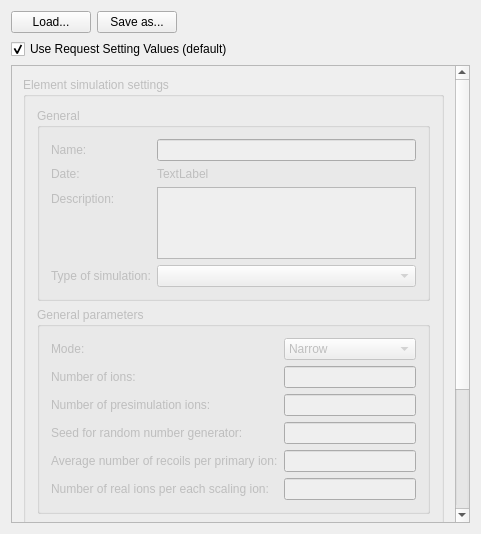
JYU-IBA/potku, file ui_files/ui_element_simulation_settings.ui: the form before one commit.
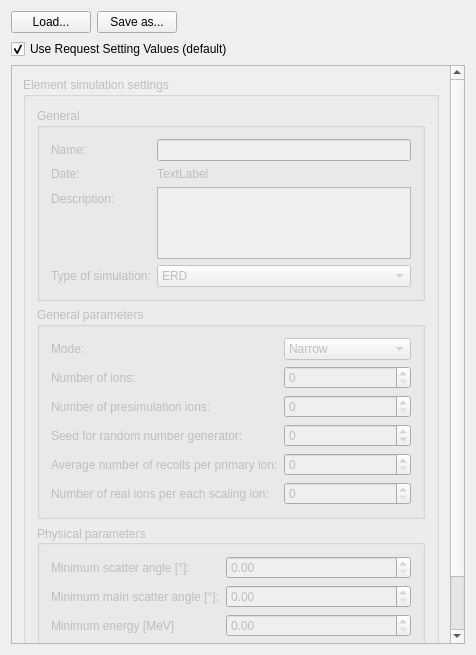
The form after the commit.

Commit message: Element simulation settings are now finished except for using request-wide default settings.

What changed in the file:
```diff
--- a/ui_files/ui_element_simulation_settings.ui
+++ b/ui_files/ui_element_simulation_settings.ui
@@ -9,8 +9,8 @@
    <rect>
     <x>0</x>
     <y>0</y>
-    <width>481</width>
-    <height>534</height>
+    <width>476</width>
+    <height>655</height>
    </rect>
   </property>
   <property name="sizePolicy">
@@ -72,8 +72,8 @@
        <rect>
         <x>0</x>
         <y>0</y>
-        <width>444</width>
-        <height>573</height>
+        <width>456</width>
+        <height>576</height>
        </rect>
       </property>
       <layout class="QVBoxLayout" name="verticalLayout_2">
@@ -256,6 +256,16 @@
                  <property name="layoutDirection">
                   <enum>Qt::LeftToRight</enum>
                  </property>
+                 <item>
+                  <property name="text">
+                   <string>ERD</string>
+                  </property>
+                 </item>
+                 <item>
+                  <property name="text">
+                   <string>RBS</string>
+                  </property>
+                 </item>
                 </widget>
                </item>
               </layout>
@@ -350,28 +360,6 @@
                  </property>
                 </widget>
                </item>
-               <item row="1" column="1">
-                <widget class="QLineEdit" name="noOfIonsLineEdit">
-                 <property name="sizePolicy">
-                  <sizepolicy hsizetype="Expanding" vsizetype="Fixed">
-                   <horstretch>0</horstretch>
-                   <verstretch>0</verstretch>
-                  </sizepolicy>
-                 </property>
-                 <property name="minimumSize">
-                  <size>
-                   <width>0</width>
-                   <height>0</height>
-                  </size>
-                 </property>
-                 <property name="maximumSize">
-                  <size>
-                   <width>16777215</width>
-                   <height>16777215</height>
-                  </size>
-                 </property>
-                </widget>
-               </item>
                <item row="2" column="0">
                 <widget class="QLabel" name="numberOfPresimuIonsLabel_2">
                  <property name="sizePolicy">
@@ -410,28 +398,6 @@
                  </property>
                 </widget>
                </item>
-               <item row="3" column="1">
-                <widget class="QLineEdit" name="seedLineEdit">
-                 <property name="sizePolicy">
-                  <sizepolicy hsizetype="Expanding" vsizetype="Fixed">
-                   <horstretch>0</horstretch>
-                   <verstretch>0</verstretch>
-                  </sizepolicy>
-                 </property>
-                 <property name="minimumSize">
-                  <size>
-                   <width>0</width>
-                   <height>0</height>
-                  </size>
-                 </property>
-                 <property name="maximumSize">
-                  <size>
-                   <width>16777215</width>
-                   <height>16777215</height>
-                  </size>
-                 </property>
-                </widget>
-               </item>
                <item row="4" column="0">
                 <widget class="QLabel" name="averageNumberOfRecoilsLabel_2">
                  <property name="sizePolicy">
@@ -451,28 +417,6 @@
                  </property>
                 </widget>
                </item>
-               <item row="4" column="1">
-                <widget class="QLineEdit" name="noOfRecoilsLineEdit">
-                 <property name="sizePolicy">
-                  <sizepolicy hsizetype="Expanding" vsizetype="Fixed">
-                   <horstretch>0</horstretch>
-                   <verstretch>0</verstretch>
-                  </sizepolicy>
-                 </property>
-                 <property name="minimumSize">
-                  <size>
-                   <width>0</width>
-                   <height>0</height>
-                  </size>
-                 </property>
-                 <property name="maximumSize">
-                  <size>
-                   <width>16777215</width>
-                   <height>16777215</height>
-                  </size>
-                 </property>
-                </widget>
-               </item>
                <item row="5" column="0">
                 <widget class="QLabel" name="numberOfRealIonsLabel_2">
                  <property name="sizePolicy">
@@ -492,47 +436,47 @@
                  </property>
                 </widget>
                </item>
+               <item row="1" column="1">
+                <widget class="QSpinBox" name="numberOfIonsSpinBox">
+                 <property name="maximum">
+                  <number>999999999</number>
+                 </property>
+                 <property name="singleStep">
+                  <number>100000</number>
+                 </property>
+                </widget>
+               </item>
+               <item row="2" column="1">
+                <widget class="QSpinBox" name="numberOfPreIonsSpinBox">
+                 <property name="maximum">
+                  <number>999999999</number>
+                 </property>
+                 <property name="singleStep">
+                  <number>10000</number>
+                 </property>
+                </widget>
+               </item>
+               <item row="3" column="1">
+                <widget class="QSpinBox" name="seedSpinBox">
+                 <property name="minimum">
+                  <number>-999999999</number>
+                 </property>
+                 <property name="maximum">
+                  <number>999999999</number>
+                 </property>
+                </widget>
+               </item>
+               <item row="4" column="1">
+                <widget class="QSpinBox" name="numberOfRecoilsSpinBox">
+                 <property name="maximum">
+                  <number>999999999</number>
+                 </property>
+                </widget>
+               </item>
                <item row="5" column="1">
-                <widget class="QLineEdit" name="noOfScalingLineEdit">
-                 <property name="sizePolicy">
-                  <sizepolicy hsizetype="Expanding" vsizetype="Fixed">
-                   <horstretch>0</horstretch>
-                   <verstretch>0</verstretch>
-                  </sizepolicy>
-                 </property>
-                 <property name="minimumSize">
-                  <size>
-                   <width>0</width>
-                   <height>0</height>
-                  </size>
-                 </property>
-                 <property name="maximumSize">
-                  <size>
-                   <width>16777215</width>
-                   <height>16777215</height>
-                  </size>
-                 </property>
-                </widget>
-               </item>
-               <item row="2" column="1">
-                <widget class="QLineEdit" name="noOfPreionsLineEdit">
-                 <property name="sizePolicy">
-                  <sizepolicy hsizetype="Expanding" vsizetype="Fixed">
-                   <horstretch>0</horstretch>
-                   <verstretch>0</verstretch>
-                  </sizepolicy>
-                 </property>
-                 <property name="minimumSize">
-                  <size>
-                   <width>0</width>
-                   <height>0</height>
-                  </size>
-                 </property>
-                 <property name="maximumSize">
-                  <size>
-                   <width>16777215</width>
-                   <height>16777215</height>
-                  </size>
+                <widget class="QSpinBox" name="numberOfScalingIonsSpinBox">
+                 <property name="maximum">
+                  <number>999999999</number>
                  </property>
                 </widget>
                </item>
@@ -558,141 +502,51 @@
             <property name="flat">
              <bool>false</bool>
             </property>
-            <layout class="QVBoxLayout" name="verticalLayout_3">
-             <item>
-              <layout class="QHBoxLayout" name="targetAngleLayout_3">
-               <item>
-                <widget class="QLabel" name="targetAngleLabel_3">
-                 <property name="sizePolicy">
-                  <sizepolicy hsizetype="Preferred" vsizetype="Preferred">
-                   <horstretch>0</horstretch>
-                   <verstretch>0</verstretch>
-                  </sizepolicy>
-                 </property>
-                 <property name="minimumSize">
-                  <size>
-                   <width>0</width>
-                   <height>0</height>
-                  </size>
-                 </property>
-                 <property name="text">
-                  <string>Minimum scatter angle [°]:</string>
-                 </property>
-                </widget>
-               </item>
-               <item>
-                <widget class="QLineEdit" name="scatterLineEdit">
-                 <property name="sizePolicy">
-                  <sizepolicy hsizetype="Preferred" vsizetype="Fixed">
-                   <horstretch>0</horstretch>
-                   <verstretch>0</verstretch>
-                  </sizepolicy>
-                 </property>
-                 <property name="minimumSize">
-                  <size>
-                   <width>0</width>
-                   <height>0</height>
-                  </size>
-                 </property>
-                 <property name="maximumSize">
-                  <size>
-                   <width>16777215</width>
-                   <height>16777215</height>
-                  </size>
-                 </property>
-                </widget>
-               </item>
-              </layout>
+            <layout class="QFormLayout" name="formLayout_3">
+             <item row="0" column="0">
+              <widget class="QLabel" name="minimumScatterAngleLabel">
+               <property name="text">
+                <string>Minimum scatter angle [°]:</string>
+               </property>
+              </widget>
              </item>
-             <item>
-              <layout class="QHBoxLayout" name="targetAngleLayout_5">
-               <item>
-                <widget class="QLabel" name="targetAngleLabel_5">
-                 <property name="sizePolicy">
-                  <sizepolicy hsizetype="Preferred" vsizetype="Preferred">
-                   <horstretch>0</horstretch>
-                   <verstretch>0</verstretch>
-                  </sizepolicy>
-                 </property>
-                 <property name="minimumSize">
-                  <size>
-                   <width>0</width>
-                   <height>0</height>
-                  </size>
-                 </property>
-                 <property name="text">
-                  <string>Minimum main scatter angle [°]:</string>
-                 </property>
-                </widget>
-               </item>
-               <item>
-                <widget class="QLineEdit" name="mainScatterLineEdit">
-                 <property name="sizePolicy">
-                  <sizepolicy hsizetype="Preferred" vsizetype="Fixed">
-                   <horstretch>0</horstretch>
-                   <verstretch>0</verstretch>
-                  </sizepolicy>
-                 </property>
-                 <property name="minimumSize">
-                  <size>
-                   <width>0</width>
-                   <height>0</height>
-                  </size>
-                 </property>
-                 <property name="maximumSize">
-                  <size>
-                   <width>16777215</width>
-                   <height>16777215</height>
-                  </size>
-                 </property>
-                </widget>
-               </item>
-              </layout>
+             <item row="0" column="1">
+              <widget class="QDoubleSpinBox" name="minimumScatterAngleDoubleSpinBox">
+               <property name="maximum">
+                <double>9999999999999999583119736832.000000000000000</double>
+               </property>
+              </widget>
              </item>
-             <item>
-              <layout class="QHBoxLayout" name="targetAngleLayout_6">
-               <item>
-                <widget class="QLabel" name="targetAngleLabel_6">
-                 <property name="sizePolicy">
-                  <sizepolicy hsizetype="Preferred" vsizetype="Preferred">
-                   <horstretch>0</horstretch>
-                   <verstretch>0</verstretch>
-                  </sizepolicy>
-                 </property>
-                 <property name="minimumSize">
-                  <size>
-                   <width>0</width>
-                   <height>0</height>
-                  </size>
-                 </property>
-                 <property name="text">
-                  <string>Minimum energy [MeV]:</string>
-                 </property>
-                </widget>
-               </item>
-               <item>
-                <widget class="QLineEdit" name="energyLineEdit">
-                 <property name="sizePolicy">
-                  <sizepolicy hsizetype="Preferred" vsizetype="Fixed">
-                   <horstretch>0</horstretch>
-                   <verstretch>0</verstretch>
-                  </sizepolicy>
-                 </property>
-                 <property name="minimumSize">
-                  <size>
-                   <width>0</width>
-                   <height>0</height>
-                  </size>
-                 </property>
-                 <property name="maximumSize">
-                  <size>
-                   <width>16777215</width>
-                   <height>16777215</height>
-                  </size>
-                 </property>
-                </widget>
-               </item>
-              </layout>
+             <item row="2" column="0">
+              <widget class="QLabel" name="minimumEnergyLabel">
+               <property name="text">
+                <string>Minimum energy [MeV]</string>
+               </property>
+              </widget>
+             </item>
+             <item row="2" column="1">
+              <widget class="QDoubleSpinBox" name="minimumEnergyDoubleSpinBox">
+               <property name="maximum">
+                <double>99999999999999991611392.000000000000000</double>
+               </property>
+               <property name="singleStep">
+                <double>0.100000000000000</double>
+               </property>
+              </widget>
+             </item>
+             <item row="1" column="0">
+              <widget class="QLabel" name="minimumMainScatterAngleLabel">
+               <property name="text">
+                <string>Minimum main scatter angle [°]:</string>
+               </property>
+              </widget>
+             </item>
+             <item row="1" column="1">
+              <widget class="QDoubleSpinBox" name="minimumMainScatterAngleDoubleSpinBox">
+               <property name="maximum">
+                <double>10000000000000000905969664.000000000000000</double>
+               </property>
+              </widget>
              </item>
             </layout>
            </widget>
```
Left out of the diff: 6 changed lines with no effect on the pictures. The commit also changes 3 other files.
